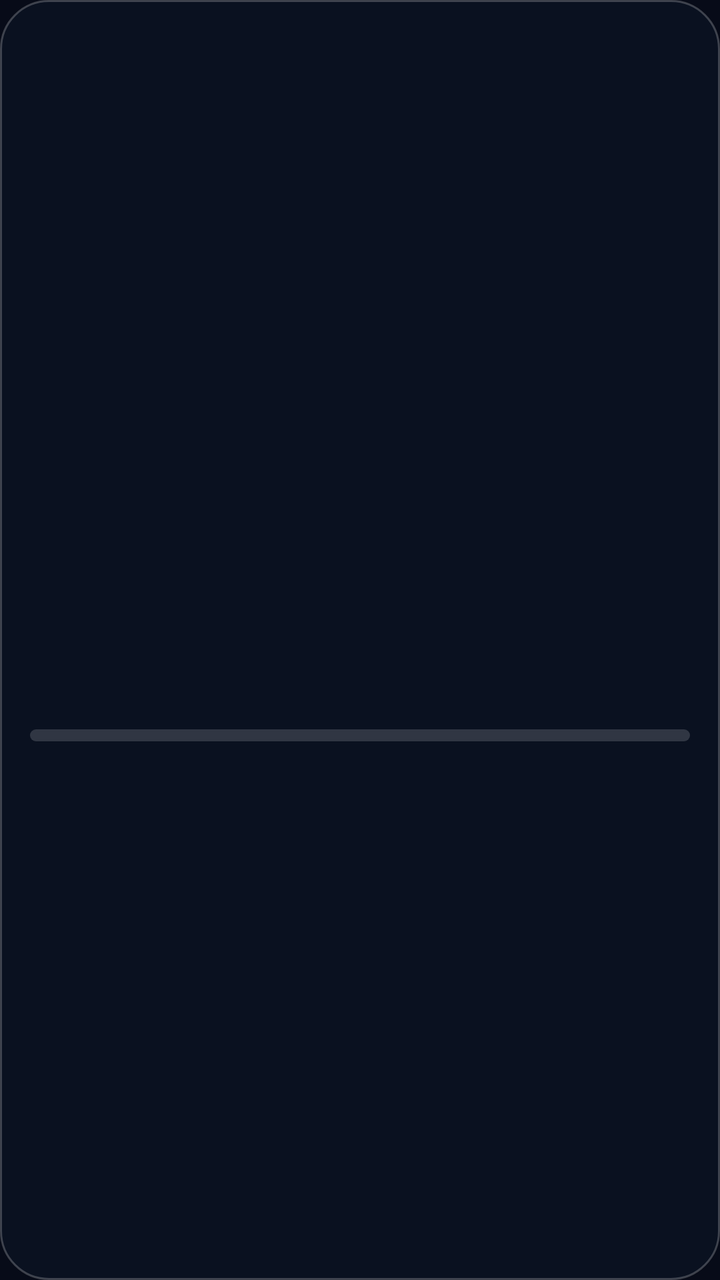
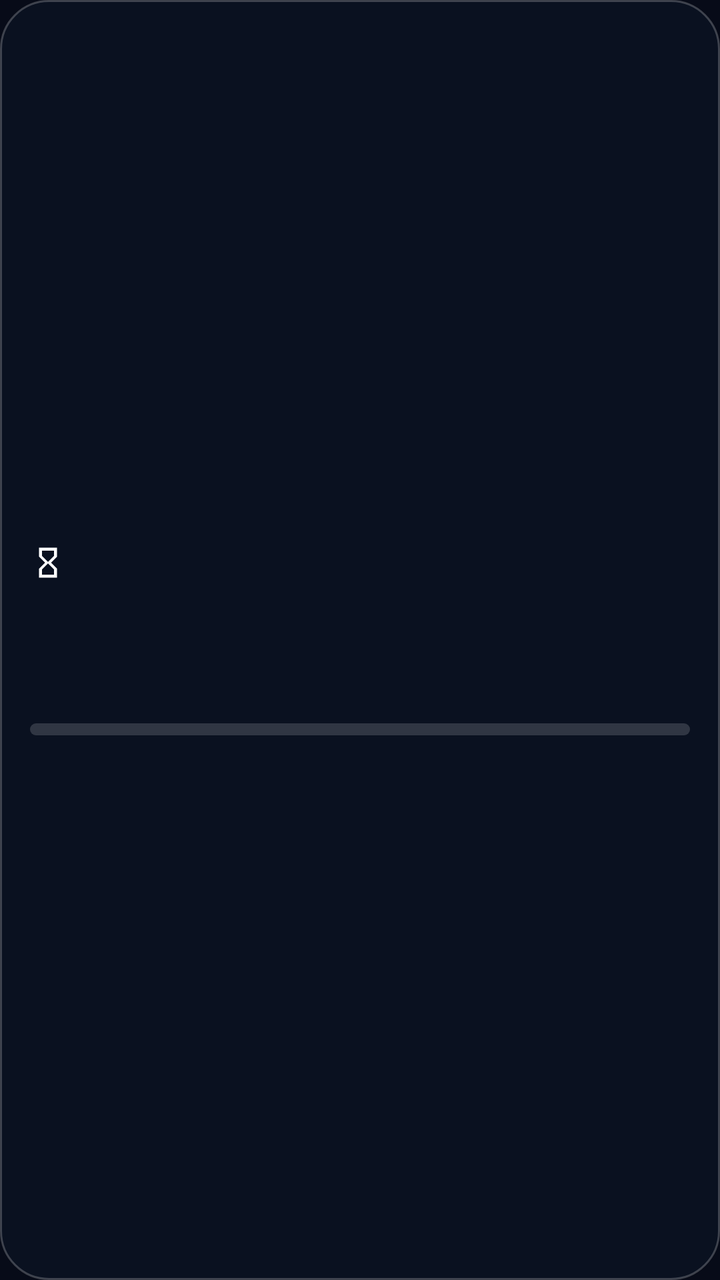

Before-and-after screenshots of an Android layout around one commit, followed by the original layout XML and the change that was made.
<!-- AndroidManifest.xml: application theme Theme.LumeTime -->
<!-- res/layout/widget_hero_countdown.xml -->
<?xml version="1.0" encoding="utf-8"?>
<LinearLayout xmlns:android="http://schemas.android.com/apk/res/android"
    android:id="@+id/widgetHeroRoot"
    android:layout_width="match_parent"
    android:layout_height="match_parent"
    android:background="@drawable/bg_widget_dark_balanced"
    android:gravity="center_vertical"
    android:orientation="vertical"
    android:padding="15dp">

    <LinearLayout
        android:layout_width="match_parent"
        android:layout_height="wrap_content"
        android:gravity="center_vertical"
        android:orientation="horizontal">

        <TextView
            android:id="@+id/tvWidgetHeroEmoji"
            android:layout_width="wrap_content"
            android:layout_height="wrap_content"
            android:textSize="18sp" />

        <TextView
            android:id="@+id/tvWidgetHeroTag"
            android:layout_width="0dp"
            android:layout_height="wrap_content"
            android:layout_marginStart="6dp"
            android:layout_weight="1"
            android:ellipsize="end"
            android:fontFamily="sans-serif-medium"
            android:letterSpacing="0.06"
            android:maxLines="1"
            android:textColor="#FF67E8F9"
            android:textSize="10sp"
            android:textStyle="bold" />
    </LinearLayout>

    <TextView
        android:id="@+id/tvWidgetHeroTitle"
        android:layout_width="match_parent"
        android:layout_height="wrap_content"
        android:layout_marginTop="4dp"
        android:ellipsize="end"
        android:fontFamily="sans-serif-medium"
        android:maxLines="1"
        android:textColor="#FFF8FAFC"
        android:textSize="15sp"
        android:textStyle="bold" />

    <LinearLayout
        android:layout_width="match_parent"
        android:layout_height="wrap_content"
        android:layout_marginTop="6dp"
        android:gravity="bottom"
        android:orientation="horizontal">

        <TextView
            android:id="@+id/tvWidgetHeroDays"
            android:layout_width="wrap_content"
            android:layout_height="wrap_content"
            android:fontFamily="sans-serif-medium"
            android:includeFontPadding="false"
            android:textColor="#FFF8FAFC"
            android:textSize="28sp"
            android:textStyle="bold" />

        <TextView
            android:id="@+id/tvWidgetHeroSub"
            android:layout_width="0dp"
            android:layout_height="wrap_content"
            android:layout_marginStart="8dp"
            android:layout_marginBottom="3dp"
            android:layout_weight="1"
            android:ellipsize="end"
            android:maxLines="1"
            android:textColor="#FFB8C4D9"
            android:textSize="12sp" />
    </LinearLayout>

    <Chronometer
        android:id="@+id/widgetHeroChrono"
        android:layout_width="wrap_content"
        android:layout_height="wrap_content"
        android:layout_marginTop="2dp"
        android:fontFamily="monospace"
        android:textColor="#FF67E8F9"
        android:textSize="12sp"
        android:visibility="gone" />

    <ProgressBar
        android:id="@+id/pbWidgetHero"
        style="?android:attr/progressBarStyleHorizontal"
        android:layout_width="match_parent"
        android:layout_height="6dp"
        android:layout_marginTop="8dp"
        android:max="1000"
        android:progressDrawable="@drawable/bg_widget_progress" />

</LinearLayout>
<!-- resources referenced by this layout -->
<resources>
  <!-- drawable bg_widget_dark_balanced (drawable) -->
  <?xml version="1.0" encoding="utf-8"?>
  <shape xmlns:android="http://schemas.android.com/apk/res/android"
      android:shape="rectangle">
      <solid android:color="#A60D1426" />
      <corners android:radius="24dp" />
      <stroke
          android:width="1dp"
          android:color="#38FFFFFF" />
  </shape>
  <!-- drawable bg_widget_progress (drawable) -->
  <?xml version="1.0" encoding="utf-8"?>
  <layer-list xmlns:android="http://schemas.android.com/apk/res/android">
      <item android:id="@android:id/background">
          <shape android:shape="rectangle">
              <corners android:radius="999dp" />
              <solid android:color="#28FFFFFF" />
          </shape>
      </item>
      <item android:id="@android:id/progress">
          <clip>
              <shape android:shape="rectangle">
                  <corners android:radius="999dp" />
                  <gradient
                      android:angle="0"
                      android:endColor="#FF67E8F9"
                      android:startColor="#FF3B82F6" />
              </shape>
          </clip>
      </item>
  </layer-list>
  <style name="Theme.LumeTime" parent="Theme.AppCompat.DayNight.NoActionBar">
          <item name="android:statusBarColor">@android:color/transparent</item>
          <item name="android:navigationBarColor">@android:color/transparent</item>
          <item name="colorAccent">@color/accent_cyan</item>
          <item name="android:windowBackground">@color/bg_base</item>
      </style>
  <color name="accent_cyan">#38BDF8</color>
  <color name="bg_base">#070B18</color>
</resources>

<!-- the commit's change to res/layout/widget_hero_countdown.xml (unified diff, before → after) -->
@@ -14,11 +14,12 @@
         android:gravity="center_vertical"
         android:orientation="horizontal">
 
-        <TextView
-            android:id="@+id/tvWidgetHeroEmoji"
-            android:layout_width="wrap_content"
-            android:layout_height="wrap_content"
-            android:textSize="18sp" />
+        <ImageView
+            android:id="@+id/ivWidgetHeroIcon"
+            android:layout_width="18dp"
+            android:layout_height="18dp"
+            android:contentDescription="@null"
+            android:src="@drawable/ic_icon_hourglass" />
 
         <TextView
             android:id="@+id/tvWidgetHeroTag"
<!-- resource entries referenced after the edit -->
@@ -31,6 +31,17 @@
           </clip>
       </item>
   </layer-list>
+  <!-- drawable ic_icon_hourglass (drawable) -->
+  <?xml version="1.0" encoding="utf-8"?>
+  <vector xmlns:android="http://schemas.android.com/apk/res/android"
+      android:width="24dp"
+      android:height="24dp"
+      android:viewportWidth="24"
+      android:viewportHeight="24">
+      <path
+          android:fillColor="#FFFFFFFF"
+          android:pathData="M6,2v6l4,4 -4,4v6h12v-6l-4,-4 4,-4V2H6zM16,16.5V20H8v-3.5l4,-4 4,4zM12,11.5l-4,-4V4h8v3.5l-4,4z" />
+  </vector>
   <style name="Theme.LumeTime" parent="Theme.AppCompat.DayNight.NoActionBar">
           <item name="android:statusBarColor">@android:color/transparent</item>
           <item name="android:navigationBarColor">@android:color/transparent</item>
